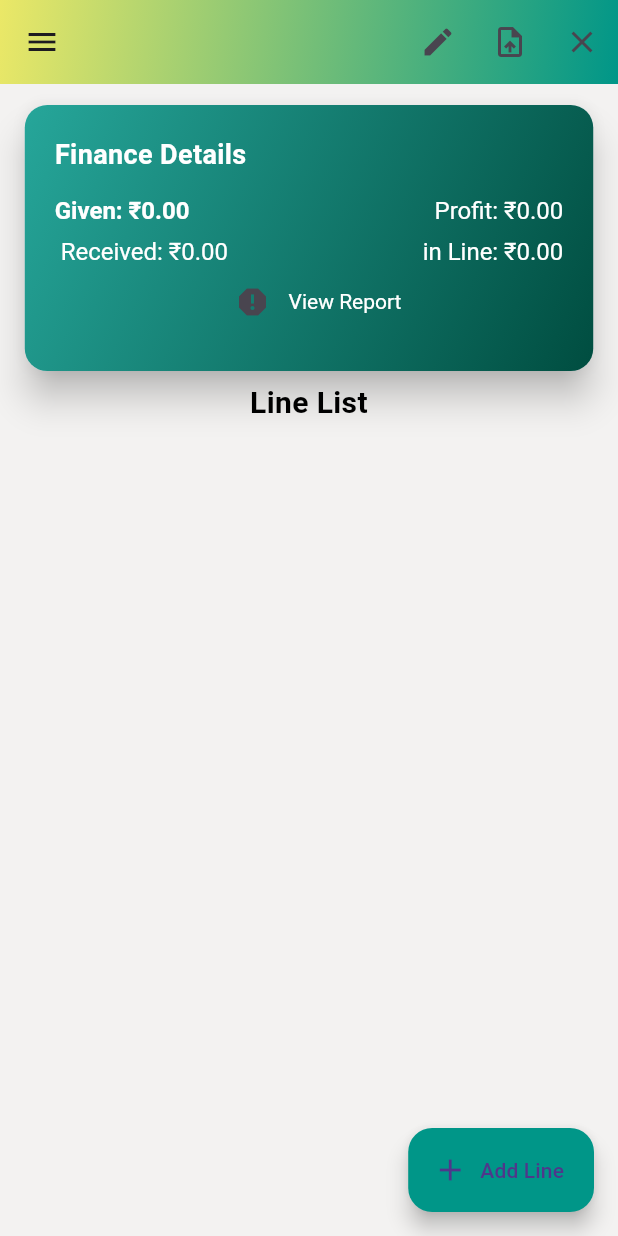
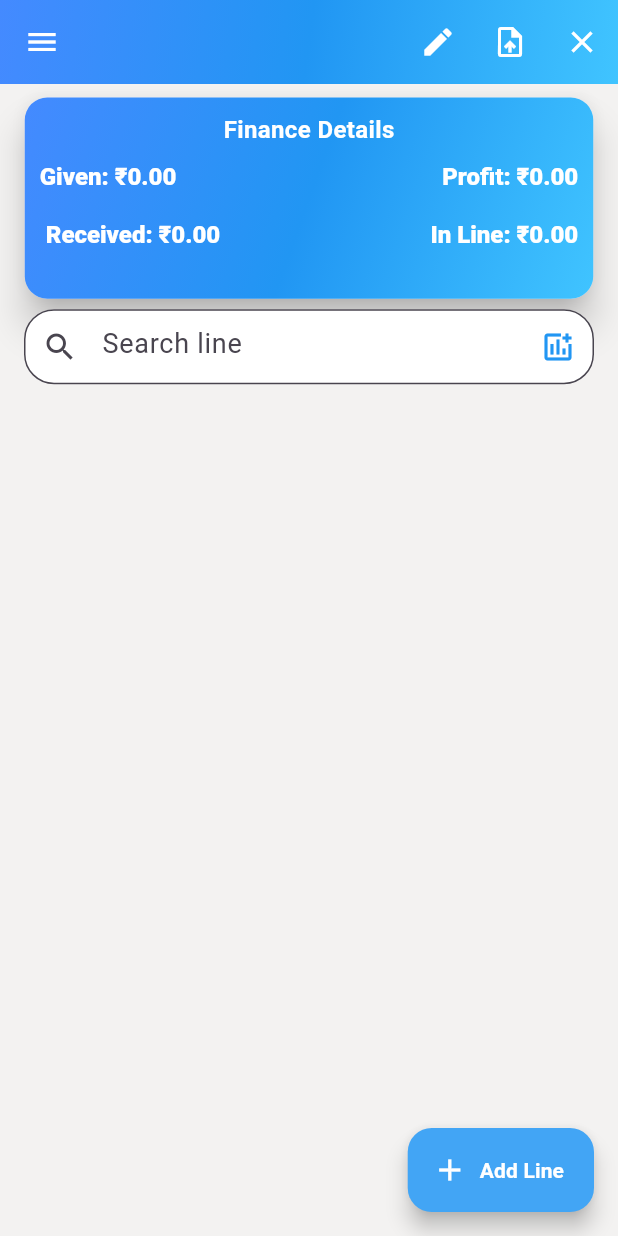
Before and after one commit to sasiksk/svfin, a Flutter app: the HomeScreen screen opened directly, on a phone screen of 412 x 824 dp. Run offline on Flutter 3.47's test engine with Material 3 defaults, Android fonts, the phone set to English and light mode, and no system bars; our stand-ins replace flutter_riverpod, font_awesome_flutter, google_fonts, open_file, pdf and 2 more; missing offline and left inert: dart:ffi; accounts and stored records are empty; Roboto replaces fonts that are missing (Times New Roman, Tinos).

Commit message:
04-12-2424-an

```diff
--- a/lib/Utilities/AppBar.dart
+++ b/lib/Utilities/AppBar.dart
@@ -19,15 +19,15 @@ class CustomAppBar extends StatelessWidget implements PreferredSizeWidget {
         title,
         style: const TextStyle(
           fontWeight: FontWeight.bold,
-          fontSize: 24,
-          color: Colors.white,
+          fontSize: 22,
+          //  color: Colors.white,
         ),
       ),
       backgroundColor: Colors.transparent,
       flexibleSpace: Container(
         decoration: BoxDecoration(
           gradient: LinearGradient(
-            colors: [Color.fromARGB(255, 235, 232, 103), Colors.teal],
+            colors: [Colors.blueAccent, Colors.blue, Colors.lightBlueAccent],
             begin: Alignment.topLeft,
             end: Alignment.bottomRight,
           ),
--- a/lib/Utilities/EmptyDetailsCard.dart
+++ b/lib/Utilities/EmptyDetailsCard.dart
@@ -1,4 +1,5 @@
 import 'package:flutter/material.dart';
+import 'package:google_fonts/google_fonts.dart';
 
 class EmptyCard extends StatelessWidget {
   final double screenHeight;
@@ -16,7 +17,7 @@ class EmptyCard extends StatelessWidget {
   @override
   Widget build(BuildContext context) {
     return Container(
-      margin: const EdgeInsets.only(top: 10, left: 10, right: 10),
+      margin: const EdgeInsets.only(top: 05, left: 05, right: 05),
       height:
           screenHeight * 0.15, // Slightly increased height to avoid overflow
       width: screenWidth - 25, // Full width minus padding (20 on each side)
@@ -30,30 +31,36 @@ class EmptyCard extends StatelessWidget {
             borderRadius: BorderRadius.circular(15),
             gradient: LinearGradient(
               colors: [
-                Colors.teal.shade400,
-                Colors.teal.shade900,
+                Colors.blueAccent,
+                Colors.blue,
+                Colors.lightBlueAccent
               ], // Gradient background
               begin: Alignment.topLeft,
               end: Alignment.bottomRight,
             ),
           ),
           child: Padding(
-            padding: const EdgeInsets.all(20.0), // Increased padding
+            padding: const EdgeInsets.all(10.0), // Increased padding
             child: Column(
               crossAxisAlignment:
                   CrossAxisAlignment.start, // Align content to start
               children: <Widget>[
-                Text(
-                  title ?? 'Default Title',
-                  style: TextStyle(
-                    fontSize: 18,
-                    fontWeight: FontWeight.w600,
-                    color: Colors.white, // White text color
+                Center(
+                  child: Text(
+                    title ?? 'Default Title',
+                    style: TextStyle(
+                      fontFamily: GoogleFonts.tinos().fontFamily,
+                      fontSize: 16,
+                      fontWeight: FontWeight.w600,
+                      color: Colors.white,
+                      // White text color
+                    ),
                   ),
                 ),
-                SizedBox(height: 15), // Increased spacing for better layout
+                SizedBox(height: 10), // Increased spacing for better layout
                 DefaultTextStyle(
                   style: TextStyle(
+                      fontFamily: GoogleFonts.tinos().fontFamily,
                       color: Colors.white), // Set default text color to white
                   child: content, // Add content here
                 ),
--- a/lib/Utilities/FloatingActionButtonWithText.dart
+++ b/lib/Utilities/FloatingActionButtonWithText.dart
@@ -23,9 +23,14 @@ class FloatingActionButtonWithText extends StatelessWidget {
           MaterialPageRoute(builder: (context) => navigateTo),
         );
       },
-      icon: icon != null ? Icon(icon) : null,
-      label: Text(label),
-      backgroundColor: Colors.teal,
+      icon: icon != null
+          ? Icon(
+              icon,
+              color: Colors.white,
+            )
+          : null,
+      label: Text(label, style: TextStyle(fontSize: 14, color: Colors.white)),
+      backgroundColor: Colors.blue.shade400, // Set the background color to blue
       heroTag: heroTag, // Set the heroTag if provided
     );
   }
--- a/lib/home_screen.dart
+++ b/lib/home_screen.dart
@@ -130,7 +130,7 @@ class _HomeScreenState extends ConsumerState<HomeScreen> {
       body: Column(
         children: [
           EmptyCard(
-            screenHeight: MediaQuery.of(context).size.height * 1.50,
+            screenHeight: MediaQuery.of(context).size.height * 1.15,
             screenWidth: MediaQuery.of(context).size.width,
             title: 'Finance Details',
             content: Column(
@@ -143,30 +143,39 @@ class _HomeScreenState extends ConsumerState<HomeScreen> {
                       'Given: ₹${totalAmtGiven.toStringAsFixed(2)}',
                       style: TextStyle(
                           fontSize: 16,
-                          fontWeight: FontWeight.w600,
-                          color: Colors.white),
+                          fontWeight: FontWeight.w900,
+                          color: const Color.fromARGB(255, 255, 255, 255)),
                     ),
                     Text(
                       ' Profit: ₹${totalProfit.toStringAsFixed(2)}',
-                      style: TextStyle(fontSize: 16),
+                      style: TextStyle(
+                          fontSize: 16,
+                          fontWeight: FontWeight.w900,
+                          color: const Color.fromARGB(255, 255, 255, 255)),
                     ),
                   ],
                 ),
-                SizedBox(height: 8),
+                SizedBox(height: 20),
                 Row(
                   mainAxisAlignment: MainAxisAlignment.spaceBetween,
                   children: [
                     Text(
                       ' Received: ₹${totalAmtRecieved.toStringAsFixed(2)}',
-                      style: TextStyle(fontSize: 16),
+                      style: TextStyle(
+                          fontSize: 16,
+                          fontWeight: FontWeight.w900,
+                          color: const Color.fromARGB(255, 255, 255, 255)),
                     ),
                     Text(
-                      'in Line: ₹${(totalAmtGiven - totalAmtRecieved + totalProfit).toStringAsFixed(2)}',
-                      style: TextStyle(fontSize: 16),
+                      'In Line: ₹${(totalAmtGiven - totalAmtRecieved + totalProfit).toStringAsFixed(2)}',
+                      style: TextStyle(
+                          fontSize: 16,
+                          fontWeight: FontWeight.w900,
+                          color: const Color.fromARGB(255, 255, 255, 255)),
                     ),
                   ],
                 ),
-                Row(
+                /*Row(
                   mainAxisAlignment: MainAxisAlignment.center,
                   children: [
                     IconButton(
@@ -180,21 +189,41 @@ class _HomeScreenState extends ConsumerState<HomeScreen> {
                         icon: Icon(Icons.report)),
                     Text('View Report')
                   ],
-                ),
+                ),*/
               ],
             ),
           ),
           const SizedBox(
             height: 3,
           ),
-          Text(
-            'Line List ',
-            textAlign: TextAlign.center,
-            style: TextStyle(
-              fontWeight: FontWeight.bold,
-              fontSize: 20,
-              color: Colors
-                  .black, // Use Colors.black or Colors.grey[800] for contrast
+          Padding(
+            padding: const EdgeInsets.symmetric(horizontal: 16.0),
+            child: Container(
+              height: 50, // Adjust the height as needed
+              child: TextField(
+                decoration: InputDecoration(
+                  prefixIcon: Icon(Icons.search),
+                  suffixIcon: IconButton(
+                    icon: Icon(
+                      Icons.add_chart_outlined,
+                      color: Colors.blue,
+                    ),
+                    tooltip: 'View Report',
+                    onPressed: () {
+                      // Perform action
+                    },
+                  ),
+                  hintText: 'Search line',
+                  border: OutlineInputBorder(
+                    borderRadius: BorderRadius.circular(20.0),
+                  ),
+                  filled: true,
+                  fillColor: Colors.white,
+                ),
+                onChanged: (value) {
+                  // Handle search logic here
+                },
+              ),
             ),
           ),
           Expanded(
--- a/pubspec.yaml
+++ b/pubspec.yaml
@@ -47,6 +47,7 @@ dependencies:
   path_provider: ^2.1.5
   flutter_launcher_icons: ^0.14.1
   flutter_animate: ^4.5.2
+  google_fonts: ^6.2.1
 
 dev_dependencies:
   flutter_test:
```
Also changed, not shown: lib/Utilities/LineCard.dart (+9 -6 lines), lib/main.dart (+65 -13 lines), pubspec.lock.
